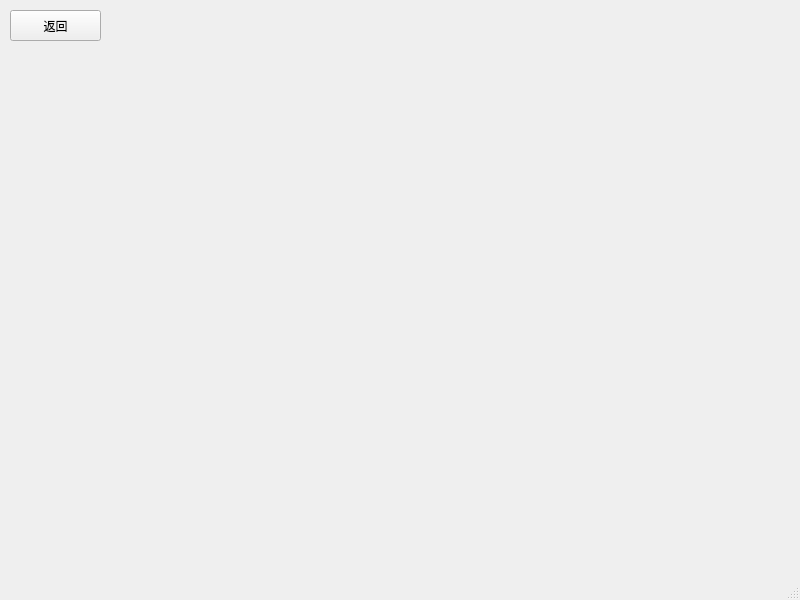
hjwforever/LinkGame, file game_ui.ui: the form before one commit.
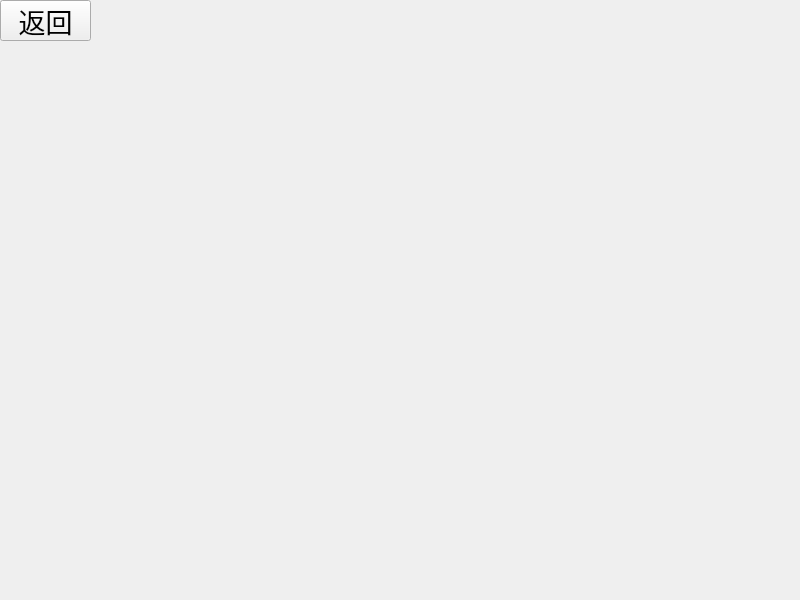
The form after the commit.

Commit message: 陈庆洋修改了开始界面、设置界面、游戏界面和选择难度界面的布局、字号及一部分控件大小

Patch:
```diff
--- a/game_ui.ui
+++ b/game_ui.ui
@@ -17,28 +17,23 @@
    <widget class="QPushButton" name="returnButton">
     <property name="geometry">
      <rect>
-      <x>10</x>
-      <y>10</y>
+      <x>0</x>
+      <y>0</y>
       <width>91</width>
-      <height>31</height>
+      <height>41</height>
      </rect>
     </property>
+    <property name="font">
+     <font>
+      <family>楷体</family>
+      <pointsize>20</pointsize>
+     </font>
+    </property>
     <property name="text">
      <string>返回</string>
     </property>
    </widget>
   </widget>
-  <widget class="QMenuBar" name="menubar">
-   <property name="geometry">
-    <rect>
-     <x>0</x>
-     <y>0</y>
-     <width>800</width>
-     <height>26</height>
-    </rect>
-   </property>
-  </widget>
-  <widget class="QStatusBar" name="statusbar"/>
  </widget>
  <resources/>
  <connections/>
```
The commit also changes 4 other files.
